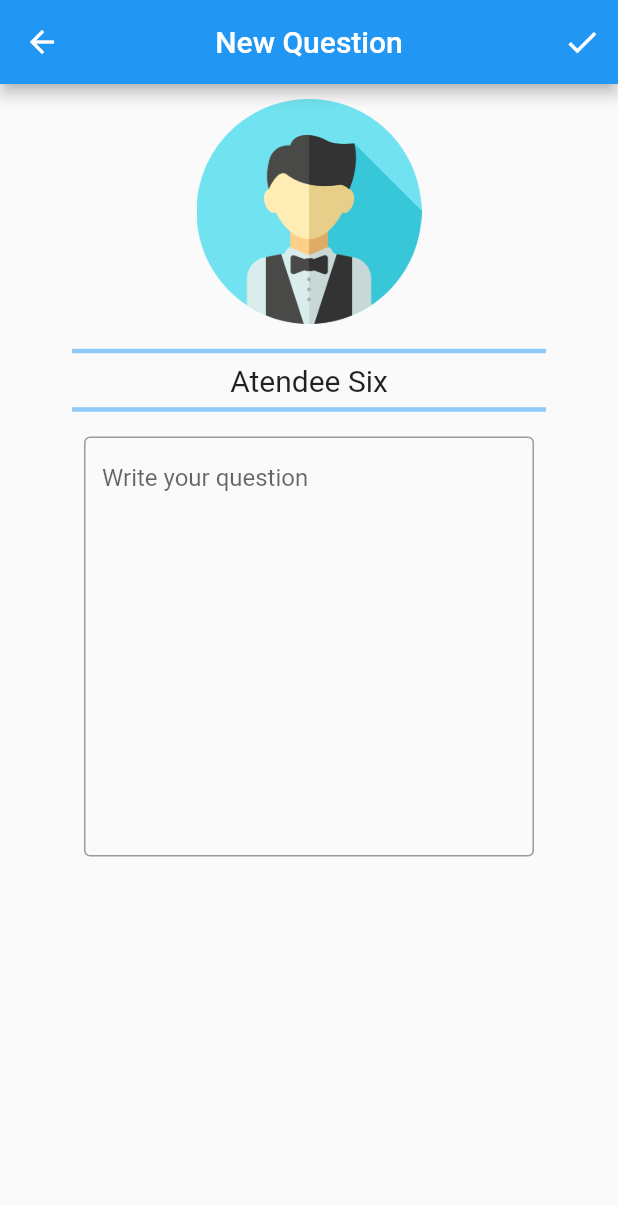
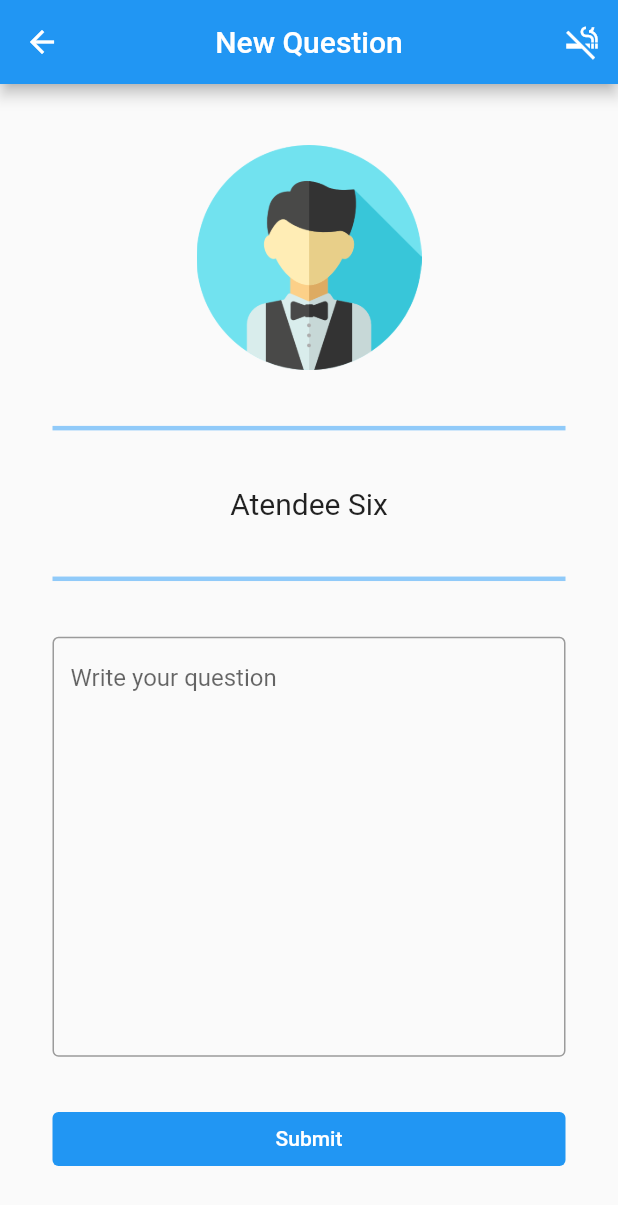
Before and after one commit to FEUP-ESOF-2020-21/open-cx-t1g1-ploggers, a Flutter app: the AddQuestionPage screen opened directly, on a phone screen of 412 x 824 dp. Shown: the top 1205 px of the screen. Run offline on Flutter 3.47's test engine with Material 2 defaults, Android fonts, the light colour scheme and no system bars.

Commit message:
better addQuestionPage

```diff
--- /dev/null
+++ b/src/asquestions/lib/model/Presentation.dart
@@ -0,0 +1,6 @@
+class Presentation {
+  String name;
+  List<String> slides;
+
+  Presentation(this.name, this.slides);
+}
--- a/src/asquestions/lib/model/Question.dart
+++ b/src/asquestions/lib/model/Question.dart
@@ -8,10 +8,12 @@ class Question {
   int votes;
   List<Comment> comments;
   int voted; //0 is not voted, 1 is upvoted, 2 is downvoted
+  String annexedSlide;
 
-  Question(this.title, this.user, this.date, this.votes, this.comments, this.voted);
+  Question(this.title, this.user, this.date, this.votes, this.comments,
+      this.voted, this.annexedSlide);
 
-  void triggerUpvote(){
+  void triggerUpvote() {
     if (this.voted == 0) {
       this.votes++;
       this.voted = 1;
@@ -24,7 +26,7 @@ class Question {
     }
   }
 
-  void triggerDownvote(){
+  void triggerDownvote() {
     if (this.voted == 0) {
       this.votes--;
       this.voted = 2;
--- a/src/asquestions/lib/view/AddQuestionPage.dart
+++ b/src/asquestions/lib/view/AddQuestionPage.dart
@@ -1,4 +1,5 @@
 import 'package:asquestions/view/MyConferenceQuestionsPage.dart';
+import '../model/Presentation.dart';
 import 'package:flutter/material.dart';
 
 class MyCustomForm extends StatefulWidget {
@@ -19,8 +20,6 @@ class _MyCustomFormState extends State<MyCustomForm> {
   Widget build(BuildContext context) {
     return Center(
       child: SizedBox(
-          height: 600,
-          width: 300,
           child: TextFormField(
         controller: myController,
         keyboardType: TextInputType.multiline,
@@ -47,13 +46,17 @@ class _AddQuestionPageState extends State<AddQuestionPage> {
 
   @override
   Widget build(BuildContext context) {
+    // pseudo-database, just to test code
+    Presentation presentation =
+        Presentation("Presentation 1", ["pp1.png", "pp2.png", "pp3.png"]);
+
     return Scaffold(
         appBar: AppBar(
           title: Text("New Question"),
           centerTitle: true,
           actions: <Widget>[
             IconButton(
-              icon: Icon(Icons.check_sharp),
+                icon: Icon(IconData(0xe5c7, fontFamily: 'MaterialIcons')),
                 iconSize: 25,
                 color: Colors.white,
                 onPressed: () {
@@ -64,33 +67,43 @@ class _AddQuestionPageState extends State<AddQuestionPage> {
                 })
           ],
         ),
-      body: Column(
+        body: Padding(
+          padding:
+              const EdgeInsets.only(top: 10, bottom: 10, left: 35, right: 35),
+          child: Column(
+            mainAxisAlignment: MainAxisAlignment.spaceEvenly,
             children: <Widget>[
-          Padding(
-            padding: const EdgeInsets.only(top: 10.0, bottom: 10.0),
-            child: Image(
+              Image(
                 image: AssetImage("assets/avatar1.png"),
                 width: 150,
-            ),
               ),
               Divider(
                 thickness: 3.0,
                 color: Colors.blue.shade200,
-              indent: 48,
-              endIndent: 48),
+              ),
               Text("Atendee Six", style: new TextStyle(fontSize: 20.0)),
-          Padding(
-            padding: const EdgeInsets.only(bottom: 10.0),
-            child: Divider(
+              Divider(
                 thickness: 3.0,
                 color: Colors.blue.shade200,
-                indent: 48,
-                endIndent: 48),
               ),
-          Expanded(child: MyCustomForm())
+              MyCustomForm(),
+              Row(
+                mainAxisAlignment: MainAxisAlignment.spaceEvenly,
+                children: [
+                  Expanded(
+                      child: TextButton(
+                    onPressed: null,
+                    child:
+                        Text("Submit", style: TextStyle(color: Colors.white)),
+                    style: ButtonStyle(
+                        backgroundColor:
+                            MaterialStateProperty.all<Color>(Colors.blue)),
+                  ))
+                ],
+              )
             ],
           ),
-    );
+        ));
   }
 
   //Widget newQuestion() {}
```
Also changed, not shown: src/asquestions/lib/view/MyConferenceQuestionsPage.dart (+20 -13 lines), src/asquestions/assets/pp2.png (added), src/asquestions/assets/pp3.png (added). Lines whose indentation alone changed are shown as unchanged.
